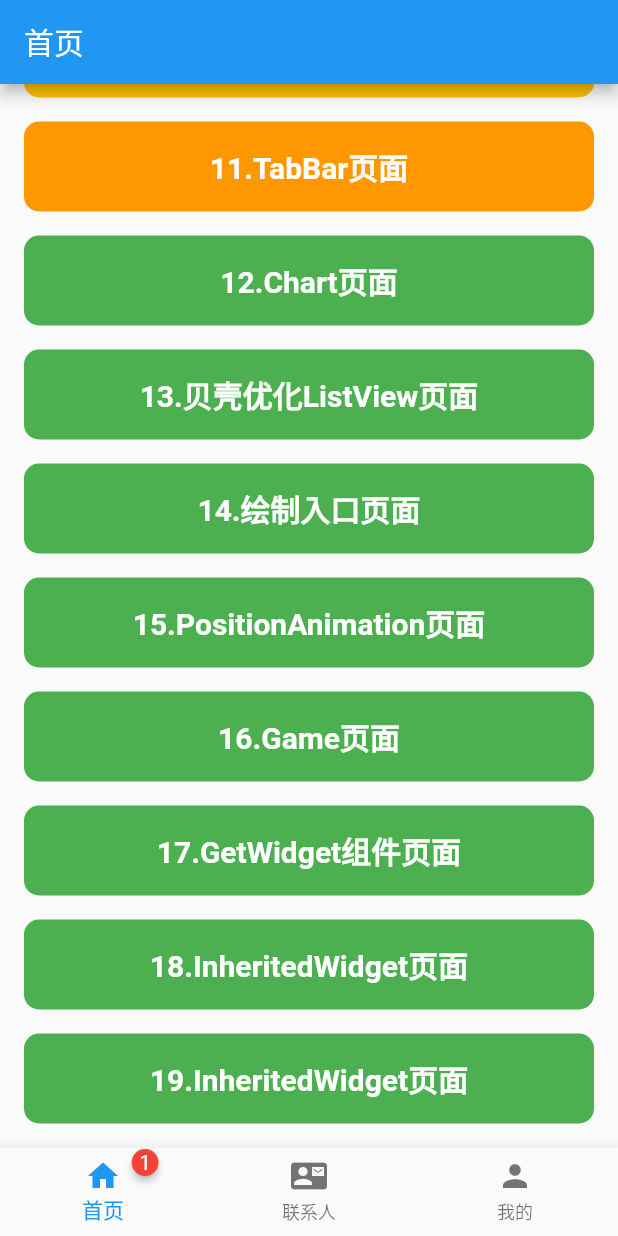
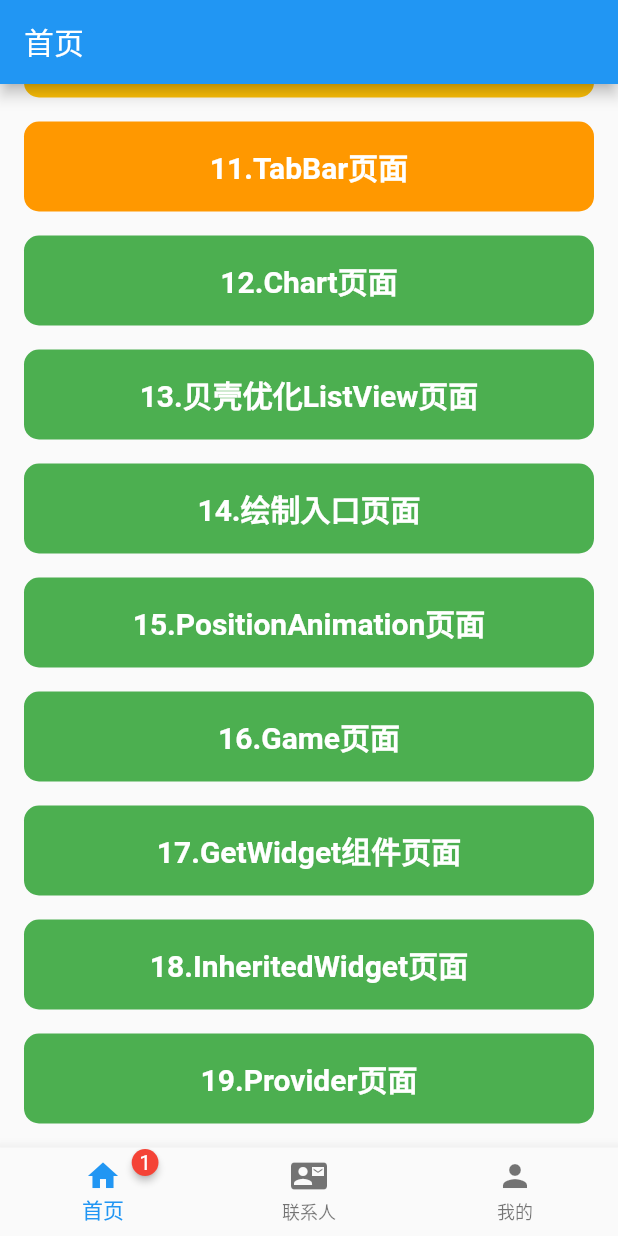
Before and after one commit to waitwalker/my_gallery, a Flutter app: the screen it shows after launch, scrolled down 755 dp, on a phone screen of 412 x 824 dp. Run offline on Flutter 3.47's test engine with Material 2 defaults, Android fonts, the light colour scheme and no system bars; drawn by our look-alikes of badges; our stand-ins replace dio, event_bus, fl_chart, flutter_easyrefresh, flutter_screenutil, flutter_svg and 6 more; missing offline and left inert: flame, flutter_universalad, lpinyin, random_color.

Commit message:
页面title修改

```diff
--- a/lib/modules/flu_app/home_module/home_page.dart
+++ b/lib/modules/flu_app/home_module/home_page.dart
@@ -452,7 +452,7 @@ class _HomePageState extends State<HomePage> with RouteAware, WidgetsBindingObse
                         borderRadius: BorderRadius.circular(10),
                       ),
                       width: MediaQuery.of(context).size.width, height: 60,
-                      child: Text("19.InheritedWidget页面", style: TextStyle(fontSize: 20, color: Colors.white, fontWeight: FontWeight.bold,),),
+                      child: Text("19.Provider页面", style: TextStyle(fontSize: 20, color: Colors.white, fontWeight: FontWeight.bold,),),
                     ),
                   ),
                   onTap: (){
```
